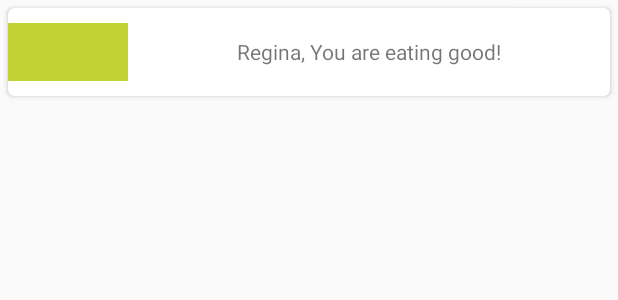
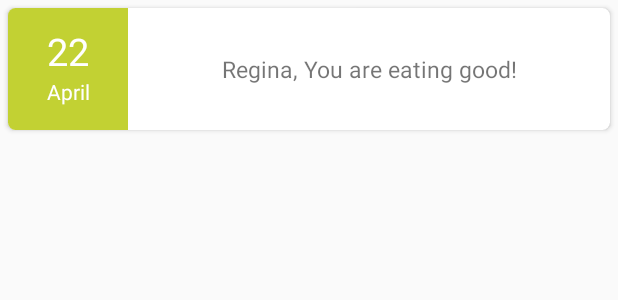
Before and after one commit to stevenoh93/AskMama, an Android app: the layout dashboard_header_card.xml on its own in the app's theme, with its tools: preview values and no code run, on a phone screen of 412 x 824 dp. Shown: the top 300 px of the screen. Run offline under Robolectric (Android 15) with nearby library versions, the phone set to English and light mode, and no system bars.

Commit message:
Date picker working. Header card made pretty

```diff
--- a/mobile/AskMama/app/src/main/java/com/stevenoh/reginahong/askmama/DashboardAdapter.java
+++ b/mobile/AskMama/app/src/main/java/com/stevenoh/reginahong/askmama/DashboardAdapter.java
@@ -7,6 +7,7 @@ import android.view.View;
 import android.view.ViewGroup;
 import android.widget.TextView;
 
+import java.text.DateFormatSymbols;
 import java.util.ArrayList;
 import java.util.Calendar;
 import java.util.List;
@@ -31,7 +32,7 @@ public class DashboardAdapter extends RecyclerView.Adapter<DashboardAdapter.Card
 
         DashboardCard curCard = cards.get(i);
         holder.headerTextView.setText(R.string.card_header_text);
-        holder.month.setText(Integer.toString(c.get(Calendar.MONTH)+1));
+        holder.month.setText(new DateFormatSymbols().getMonths()[c.get(Calendar.MONTH)]);
         holder.dayOfMonth.setText(Integer.toString(c.get(Calendar.DAY_OF_MONTH)));
     }
 
--- a/mobile/AskMama/app/src/main/res/layout/dashboard_header_card.xml
+++ b/mobile/AskMama/app/src/main/res/layout/dashboard_header_card.xml
@@ -5,46 +5,57 @@
     android:id="@+id/header_cardview"
     android:layout_height="wrap_content"
     android:layout_width="match_parent"
-    card_view:cardCornerRadius="4dp"
+    card_view:cardCornerRadius="5dp"
     android:layout_margin="5dp" >
 
     <LinearLayout
         android:layout_width="match_parent"
         android:layout_height="match_parent"
         android:orientation="horizontal"
-        android:paddingTop="10dp"
-        android:paddingBottom="10dp" >
+         >
 
         <LinearLayout
             android:layout_width="0dp"
             android:layout_height="match_parent"
             android:layout_weight="1"
             android:orientation="vertical"
-            android:background="@color/green" >
+             >
 
             <TextView
                 android:id="@+id/day_of_month"
                 android:layout_width="match_parent"
                 android:layout_height="0dp"
-                android:layout_weight="3"
-                android:textColor="@color/white"/>
+                android:layout_weight="4"
+                android:paddingTop="5dp"
+                android:gravity="bottom|center_horizontal"
+                android:textColor="@color/white"
+                android:background="@color/green"
+                android:textSize="25dp"
+                android:text="22"/>
 
             <TextView
                 android:id="@+id/month"
                 android:layout_width="match_parent"
                 android:layout_height="0dp"
-                android:layout_weight="2"
-                android:textColor="@color/white"/>
+                android:layout_weight="3"
+                android:paddingBottom="5dp"
+                android:textColor="@color/white"
+                android:background="@color/green"
+                android:gravity="top|center_horizontal"
+                android:text="April"/>
 
             </LinearLayout>
 
         <TextView
             android:id="@+id/header_textview"
             android:layout_width="0dp"
-            android:layout_height="match_parent"
+            android:layout_height="wrap_content"
             android:layout_weight="4"
             android:gravity="center"
-            android:text="@string/card_header_text"/>
+            android:text="@string/card_header_text"
+            android:paddingBottom="30dp"
+            android:paddingTop="30dp"
+            android:textSize="15dp" />
 
         </LinearLayout>
 
```
Also changed, not shown: mobile/AskMama/app/src/main/java/com/stevenoh/reginahong/askmama/InputFragment.java (+2 -17 lines).
